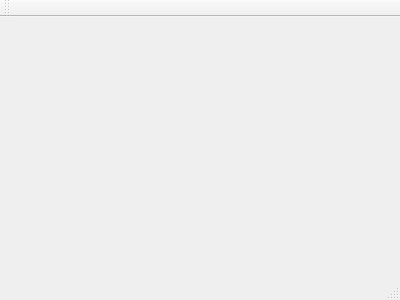
Before: the Qt Designer form mainwindow.ui in pureooze/PodcastFeed, drawn with Qt 5.
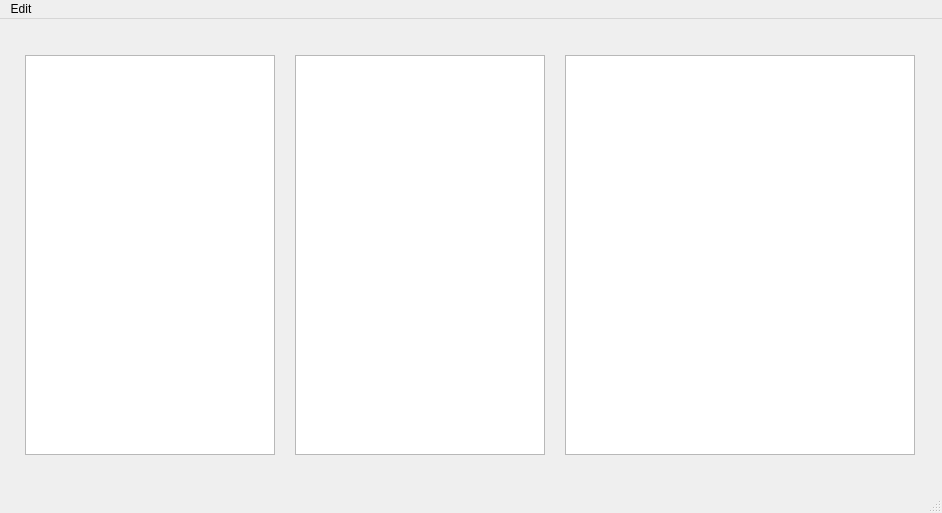
After: the same form once the commit is applied.

```diff
--- a/mainwindow.ui
+++ b/mainwindow.ui
@@ -1,24 +1,124 @@
 <ui version="4.0">
  <class>MainWindow</class>
- <widget class="QMainWindow" name="MainWindow" >
-  <property name="geometry" >
+ <widget class="QMainWindow" name="MainWindow">
+  <property name="geometry">
    <rect>
     <x>0</x>
     <y>0</y>
-    <width>400</width>
-    <height>300</height>
+    <width>942</width>
+    <height>513</height>
    </rect>
   </property>
   <property name="windowTitle" >
    <string>MainWindow</string>
   </property>
-  <widget class="QMenuBar" name="menuBar" />
-  <widget class="QToolBar" name="mainToolBar" />
-  <widget class="QWidget" name="centralWidget" />
-  <widget class="QStatusBar" name="statusBar" />
+  <widget class="QWidget" name="centralWidget">
+   <layout class="QGridLayout" name="gridLayout">
+    <item row="0" column="0">
+     <widget class="QListView" name="listView">
+      <property name="minimumSize">
+       <size>
+        <width>250</width>
+        <height>400</height>
+       </size>
+      </property>
+      <property name="maximumSize">
+       <size>
+        <width>250</width>
+        <height>400</height>
+       </size>
+      </property>
+     </widget>
+    </item>
+    <item row="0" column="1">
+     <widget class="QListView" name="listView_2">
+      <property name="minimumSize">
+       <size>
+        <width>250</width>
+        <height>400</height>
+       </size>
+      </property>
+      <property name="maximumSize">
+       <size>
+        <width>250</width>
+        <height>400</height>
+       </size>
+      </property>
+     </widget>
+    </item>
+    <item row="0" column="2">
+     <widget class="QTextEdit" name="textEdit">
+      <property name="minimumSize">
+       <size>
+        <width>350</width>
+        <height>400</height>
+       </size>
+      </property>
+      <property name="maximumSize">
+       <size>
+        <width>350</width>
+        <height>400</height>
+       </size>
+      </property>
+      <property name="readOnly">
+       <bool>true</bool>
+      </property>
+      <property name="textInteractionFlags">
+       <set>Qt::LinksAccessibleByMouse|Qt::TextSelectableByMouse</set>
+      </property>
+     </widget>
+    </item>
+   </layout>
+  </widget>
+  <widget class="QMenuBar" name="menuBar">
+   <property name="geometry">
+    <rect>
+     <x>0</x>
+     <y>0</y>
+     <width>942</width>
+     <height>20</height>
+    </rect>
+   </property>
+   <widget class="QMenu" name="menuEdit">
+    <property name="title">
+     <string>Edit</string>
+    </property>
+    <widget class="QMenu" name="menuAdd_Podcast">
+     <property name="title">
+      <string>Add Podcast</string>
+     </property>
+     <addaction name="actionUsing_Itunes_Link"/>
+     <addaction name="actionUsing_RSS_Link"/>
+    </widget>
+    <addaction name="menuAdd_Podcast"/>
+    <addaction name="actionRefresh_Feed"/>
+    <addaction name="actionRemove_Podcast"/>
+   </widget>
+   <addaction name="menuEdit"/>
+  </widget>
+  <widget class="QStatusBar" name="statusBar"/>
+  <action name="actionUsing_Itunes_Link">
+   <property name="text">
+    <string>Using Itunes Link</string>
+   </property>
+  </action>
+  <action name="actionUsing_RSS_Link">
+   <property name="text">
+    <string>Using RSS Link</string>
+   </property>
+  </action>
+  <action name="actionRefresh_Feed">
+   <property name="text">
+    <string>Refresh Feed</string>
+   </property>
+  </action>
+  <action name="actionRemove_Podcast">
+   <property name="text">
+    <string>Remove Podcast</string>
+   </property>
+  </action>
  </widget>
- <layoutDefault spacing="6" margin="11" />
- <pixmapfunction></pixmapfunction>
+ <layoutdefault spacing="6" margin="11"/>
  <resources/>
  <connections/>
 </ui>
```
Left out of the diff: 3 changed lines with no effect on the pictures.
